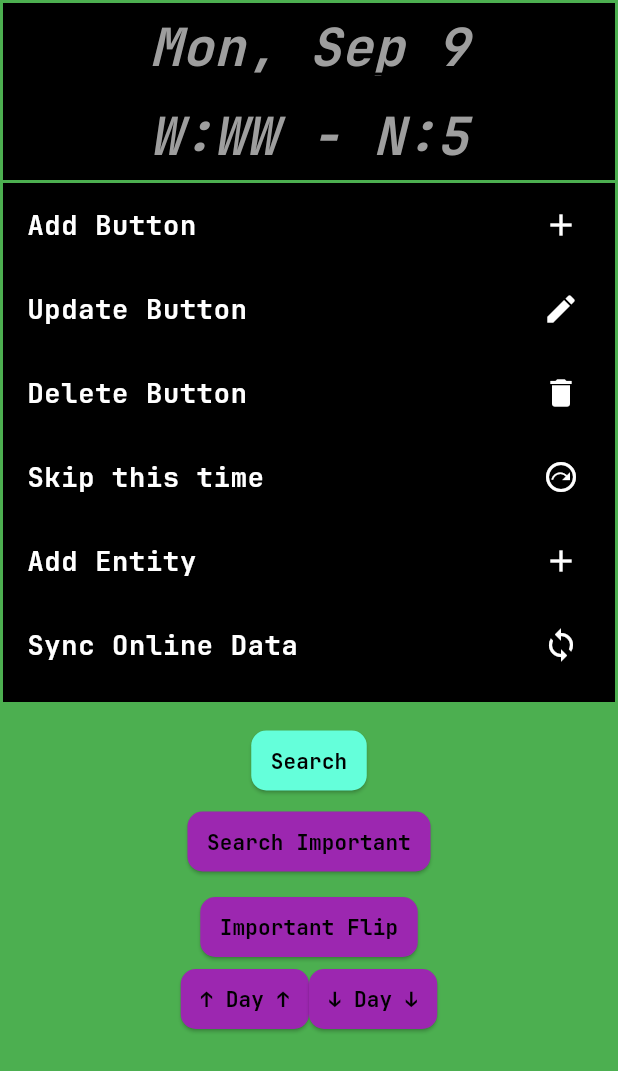
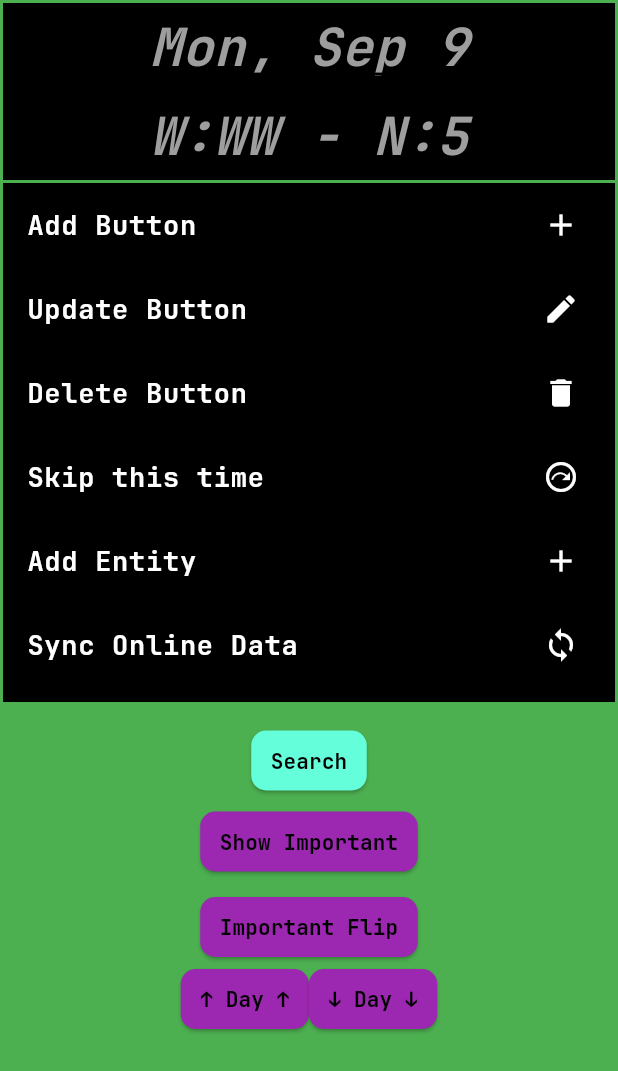
Before and after one commit to FullyGrownSpider/blagenda_flutter, a Flutter app: what generateMenu() shows on an empty page, opened directly with empty values, on a phone screen of 412 x 824 dp. Shown: the top 1071 px of the screen. Run offline on Flutter 3.47's test engine with Material 3 defaults, Android fonts, the phone set to English and light mode, and no system bars; our stand-ins replace date_format; missing offline and left inert: window_manager; network calls fail.

Commit message:
Desktop version!

```diff
--- a/lib/ScreensBigger/mini_drawer.dart
+++ b/lib/ScreensBigger/mini_drawer.dart
@@ -159,7 +159,7 @@ Widget generateMenu(
                         smallBlankSplit,
                         smallBlankSplit,
                         BlagendaUniformButton(usedColors[4],
-                            () => 'Search Important', showImportant),
+                            () => butState == ButState.important ? 'Do Nothing' : 'Show Important', showImportant),
                         smallBlankSplit,
                         smallBlankSplit,
                         smallBlankSplit,
--- a/lib/ScreensBigger/mini_search_screen.dart
+++ b/lib/ScreensBigger/mini_search_screen.dart
@@ -1,6 +1,7 @@
 import 'package:flutter/cupertino.dart';
 
 import '../Controllers/ScreensControllers/search_screen_controller.dart';
+import '../Controllers/blagenda_uniform_button.dart';
 
 Widget search(ChangeNotifier notifier, SearchScreenController controller) {
   return ListenableBuilder(
@@ -15,7 +16,8 @@ Widget search(ChangeNotifier notifier, SearchScreenController controller) {
                   // child: Center(
                   child: Column(
                       mainAxisAlignment: MainAxisAlignment.center,
-                      children: controller.getScreenWidgets()));
+                      children: controller.getScreenWidgets()
+                        ..insert(0, medBlankSplit)));
             });
       });
 }
--- a/lib/Controllers/main_drawer.dart
+++ b/lib/ScreensPhone/main_drawer.dart
@@ -10,10 +10,10 @@ import 'package:flutter/material.dart';
 
 import '../Loading/button_notifier.dart';
 import '../Loading/entity_notifier.dart';
-import '../ScreensPhone/entity_adding_screen.dart';
+import 'entity_adding_screen.dart';
 import '../common_items.dart';
-import 'ObjectControllers/ButtonControllers/basic_button_controller.dart';
-import 'blagenda_uniform_button.dart';
+import '../Controllers/ObjectControllers/ButtonControllers/basic_button_controller.dart';
+import '../Controllers/blagenda_uniform_button.dart';
 
 class MainDrawer {
   static const TextStyle textStyle = TextStyle(
--- a/lib/ScreensPhone/observation_screen.dart
+++ b/lib/ScreensPhone/observation_screen.dart
@@ -1,7 +1,7 @@
 import 'dart:async';
 import 'package:blagenda_flutter_simple/Controllers/ScreensControllers/observation_screen_controller.dart';
 import 'package:blagenda_flutter_simple/Controllers/countdown_drawer.dart';
-import 'package:blagenda_flutter_simple/Controllers/main_drawer.dart';
+import 'package:blagenda_flutter_simple/ScreensPhone/main_drawer.dart';
 import 'package:blagenda_flutter_simple/Controllers/my_date_controller.dart';
 import 'package:flutter/material.dart';
 
```
Also changed, not shown: lib/Controllers/ScreensControllers/countdown_drawer_controller.dart (+7 -4 lines), lib/ScreensBigger/overview_screen.dart (+5 -4 lines).
